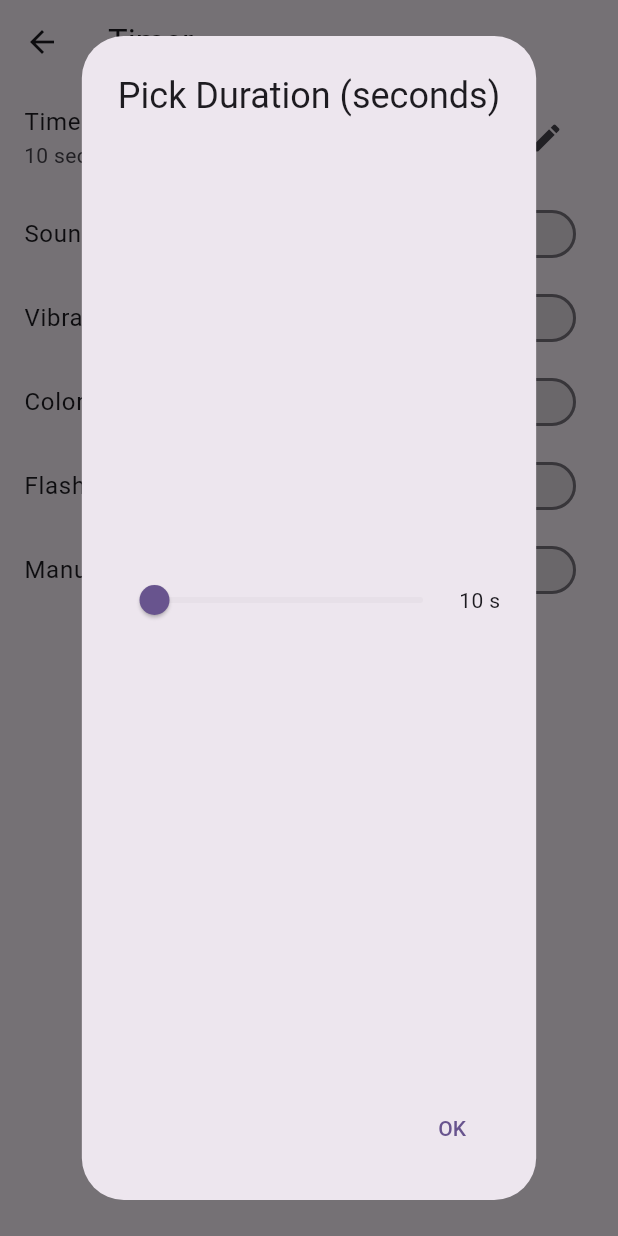
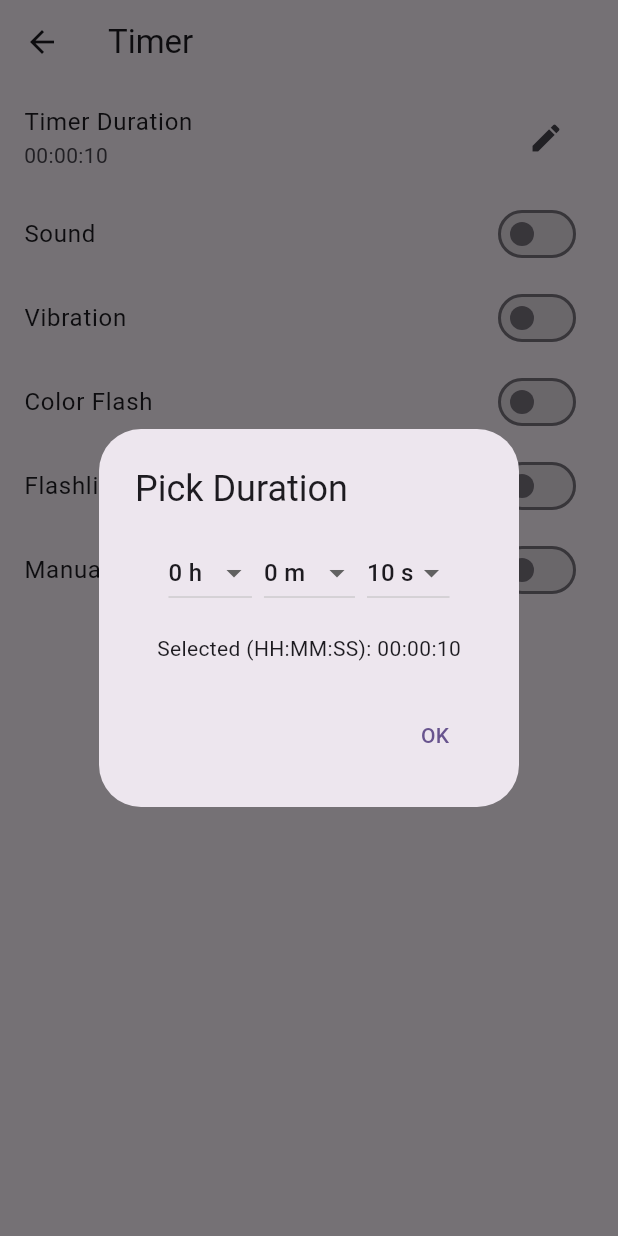
Before and after one commit to RSSerna/za_warudo, a Flutter app: the TimerPage screen opened directly, after a tap on the "edit" icon, on a phone screen of 412 x 824 dp. Run offline on Flutter 3.47's test engine with Material 3 defaults, Android fonts, the phone set to English and light mode, and no system bars; our stand-ins replace audioplayers, vibration; missing offline and left inert: torch_light.

Commit message:
Adding new Format of Timer

```diff
--- a/lib/helpers.dart
+++ b/lib/helpers.dart
@@ -4,36 +4,68 @@ Future<Duration?> showDurationPicker({
   required BuildContext context,
   required Duration initialTime,
 }) async {
-  int seconds = initialTime.inSeconds;
+  int initialHours = initialTime.inHours;
+  int initialMinutes = initialTime.inMinutes % 60;
+  int initialSeconds = initialTime.inSeconds % 60;
+  int hours = initialHours;
+  int minutes = initialMinutes;
+  int seconds = initialSeconds;
   Duration? result = await showDialog<Duration>(
     context: context,
     builder: (context) {
-      int tempSeconds = seconds;
       return AlertDialog(
-        title: const Text('Pick Duration (seconds)'),
+        title: const Text('Pick Duration'),
         content: StatefulBuilder(
           builder: (context, setState) {
-            return Row(
+            return Column(
+              mainAxisSize: MainAxisSize.min,
               children: [
-                Expanded(
-                  child: Slider(
-                    min: 1,
-                    max: 3600,
-                    value: tempSeconds.toDouble(),
-                    label: '$tempSeconds',
-                    onChanged: (val) =>
-                        setState(() => tempSeconds = val.toInt()),
-                  ),
+                Row(
+                  mainAxisAlignment: MainAxisAlignment.center,
+                  children: [
+                    DropdownButton<int>(
+                      value: hours,
+                      items: List.generate(
+                          24,
+                          (i) =>
+                              DropdownMenuItem(value: i, child: Text('$i h'))),
+                      onChanged: (val) => setState(() => hours = val ?? 0),
+                    ),
+                    const SizedBox(width: 8),
+                    DropdownButton<int>(
+                      value: minutes,
+                      items: List.generate(
+                          60,
+                          (i) =>
+                              DropdownMenuItem(value: i, child: Text('$i m'))),
+                      onChanged: (val) => setState(() => minutes = val ?? 0),
+                    ),
+                    const SizedBox(width: 8),
+                    DropdownButton<int>(
+                      value: seconds,
+                      items: List.generate(
+                          60,
+                          (i) =>
+                              DropdownMenuItem(value: i, child: Text('$i s'))),
+                      onChanged: (val) => setState(() => seconds = val ?? 0),
+                    ),
+                  ],
                 ),
-                Text('$tempSeconds s'),
+                const SizedBox(height: 16),
+                Text('Selected (HH:MM:SS): '
+                    '${hours.toString().padLeft(2, '0')}:'
+                    '${minutes.toString().padLeft(2, '0')}:'
+                    '${seconds.toString().padLeft(2, '0')}'),
               ],
             );
           },
         ),
         actions: [
           TextButton(
-            onPressed: () =>
-                Navigator.pop(context, Duration(seconds: tempSeconds)),
+            onPressed: () {
+              Navigator.pop(context,
+                  Duration(hours: hours, minutes: minutes, seconds: seconds));
+            },
             child: const Text('OK'),
           ),
         ],
--- a/lib/timer_page.dart
+++ b/lib/timer_page.dart
@@ -18,23 +18,37 @@ class _TimerPageState extends State<TimerPage> {
   bool isRunning = false;
   bool manualStop = false;
 
+  Duration remaining = Duration.zero;
   void startTimer() {
     setState(() {
       isRunning = true;
+      remaining = timerDuration;
     });
-    Future.delayed(timerDuration, () async {
+    _tick();
+  }
+
+  void _tick() {
+    if (!isRunning) return;
+    if (remaining.inSeconds <= 0) {
       setState(() {
         isRunning = false;
       });
-      await TriggerService.triggerAll(
+      TriggerService.triggerAll(
         context: context,
         sound: sound,
         vibration: vibration,
         colorFlash: colorFlash,
         flashlight: flashlight,
         manualStop: manualStop,
-      );
-      _showTimerDialog();
+      ).then((_) => _showTimerDialog());
+      return;
+    }
+    Future.delayed(const Duration(seconds: 1), () {
+      if (!isRunning) return;
+      setState(() {
+        remaining = remaining - const Duration(seconds: 1);
+      });
+      _tick();
     });
   }
 
@@ -62,10 +76,12 @@ class _TimerPageState extends State<TimerPage> {
         children: [
           ListTile(
             title: const Text('Timer Duration'),
-            subtitle: Text('${timerDuration.inSeconds} seconds'),
+            subtitle: Text(_formatDuration(timerDuration)),
             trailing: IconButton(
               icon: const Icon(Icons.edit),
-              onPressed: () async {
+              onPressed: isRunning
+                  ? null
+                  : () async {
                       Duration? picked = await showDurationPicker(
                         context: context,
                         initialTime: timerDuration,
@@ -78,6 +94,7 @@ class _TimerPageState extends State<TimerPage> {
                     },
             ),
           ),
+          if (!isRunning) ...[
             SwitchListTile(
               title: const Text('Sound'),
               value: sound,
@@ -105,12 +122,29 @@ class _TimerPageState extends State<TimerPage> {
             ),
             ElevatedButton(
               onPressed: isRunning ? null : startTimer,
-            child: isRunning
-                ? const Text('Running...')
-                : const Text('Start Timer'),
+              child: const Text('Start Timer'),
             ),
+          ] else ...[
+            const SizedBox(height: 32),
+            Text(
+              'Time Remaining',
+              style: TextStyle(fontSize: 20, fontWeight: FontWeight.bold),
+            ),
+            const SizedBox(height: 16),
+            Text(
+              _formatDuration(remaining),
+              style: const TextStyle(fontSize: 48, fontWeight: FontWeight.bold),
+            ),
+          ],
         ],
       ),
     );
   }
+
+  String _formatDuration(Duration d) {
+    final h = d.inHours;
+    final m = d.inMinutes % 60;
+    final s = d.inSeconds % 60;
+    return '${h.toString().padLeft(2, '0')}:${m.toString().padLeft(2, '0')}:${s.toString().padLeft(2, '0')}';
   }
+}
```
Lines whose indentation alone changed are shown as unchanged.
